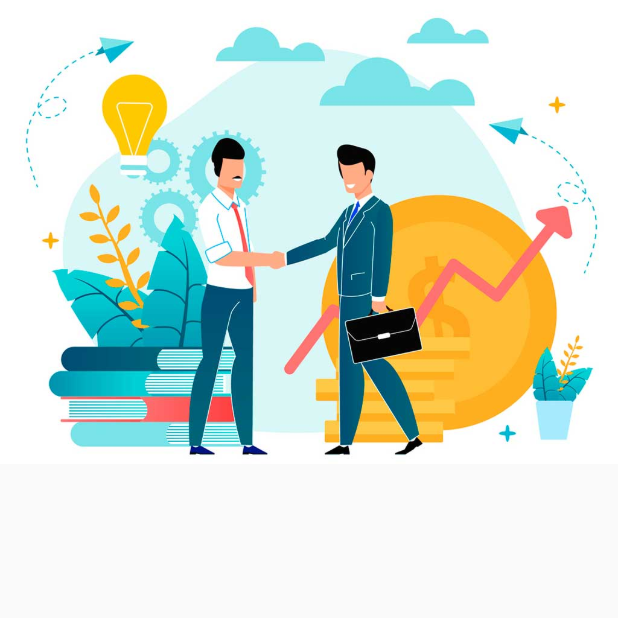
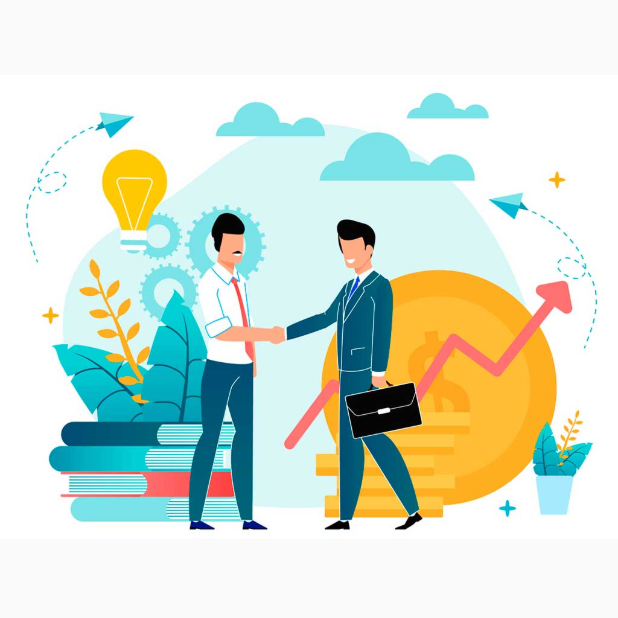
Before and after one commit to nbarco25/flutter_application_1, a Flutter app: the screen it shows after launch, on a phone screen of 412 x 824 dp, the top half of it. Run offline on Flutter 3.47's test engine with Material 2 defaults, Android fonts, the phone set to English and light mode, and no system bars.

Commit message:
First commit. assets added in pubspec.yaml, main and login pages started

```diff
--- a/lib/login.dart
+++ b/lib/login.dart
@@ -6,8 +6,12 @@ class LoginPage extends StatelessWidget {
   @override
   Widget build(BuildContext context) {
     return Scaffold(
-      body: Column(
-          children: <Widget>[Image.asset("assets/img/proceso-de-ventas.jpg")]),
+      body: Column(children: <Widget>[
+        const SizedBox(
+          height: 50,
+        ),
+        Image.asset("assets/img/proceso-de-ventas.jpg")
+      ]),
     );
   }
 }
--- a/lib/main.dart
+++ b/lib/main.dart
@@ -2,5 +2,8 @@ import 'package:flutter/material.dart';
 import 'package:flutter_application_1/login.dart';
 
 void main() {
-  runApp(MaterialApp(title: "Ventas a domicilio", home: LoginPage()));
+  runApp(const MaterialApp(
+    title: "Ventas a domicilio",
+    home: LoginPage(),
+  ));
 }
```
